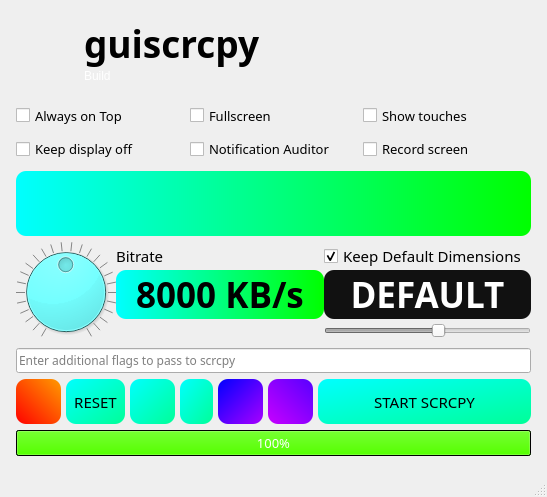
This is guiscrcpy/ui/mainwindow.ui in srevinsaju/guiscrcpy as Qt 5 draws it before an edit. The edited form follows.
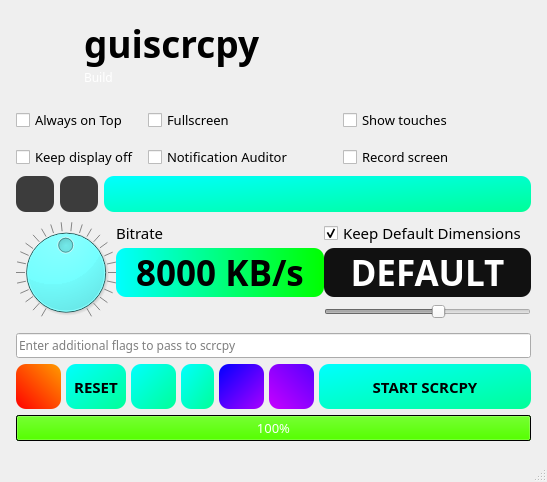
This is the edited form. Icons and pictures are not drawn.

```diff
--- a/guiscrcpy/ui/mainwindow.ui
+++ b/guiscrcpy/ui/mainwindow.ui
@@ -7,7 +7,7 @@
     <x>0</x>
     <y>0</y>
     <width>547</width>
-    <height>497</height>
+    <height>482</height>
    </rect>
   </property>
   <property name="sizePolicy">
@@ -41,75 +41,62 @@
             </string>
   </property>
   <property name="styleSheet">
-   <string notr="true">
-QPushButton {
-                        
+   <string notr="true">QPushButton {
 border-radius: 10px;
-					  
 	background-color: qlineargradient(spread:pad, x1:0, y1:0, x2:1, y2:1, stop:0 rgba(0, 255, 255, 255), stop:1 rgba(0, 255, 152, 255));
 color: rgb(0, 0, 0);
-                        
-                    }
-
+}
 QPushButton:pressed {
 border-radius: 10px;
-					  
 background-color: qlineargradient(spread:pad, x1:0, y1:0, x2:1, y2:1, stop:0 rgba(0, 255, 255, 255), stop:1 rgba(0, 255, 152, 255));
 color: rgb(0, 0, 0);
-                        }
+}
 .QPushButton:hover {
 border-radius: 10px;
-					  
 	background-color: qlineargradient(spread:pad, x1:0, y1:0, x2:1, y2:1, stop:0 rgba(0, 199, 199, 255), stop:1 rgba(0, 190, 113, 255));
 color: rgb(0, 0, 0);
-                        }
-
-
+ }
 .QPushButton#quit{
                         background-color: qlineargradient(spread:pad, x1:0, y1:1, x2:1, y2:0, stop:0 rgba(255, 0, 0, 255), stop:1 rgba(255, 155, 0, 255));
 color: rgb(0, 0, 0);
 border-radius: 10px;
-
-                        
-                    }
-
-.QPushButton#quit:hover{
-                        
+ }
+.QPushButton#quit:hover{             
 	background-color: qlineargradient(spread:pad, x1:0, y1:1, x2:1, y2:0, stop:0 rgba(172, 0, 0, 255), stop:1 rgba(175, 106, 0, 255));
 color: rgb(0, 0, 0);
 border-radius: 10px;
-
-                        
-                    }
+ }
 .QPushButton#usbaud{
 background-color: qlineargradient(spread:pad, x1:0, y1:0, x2:1, y2:1, stop:0 rgba(0, 0, 255, 255), stop:0.901961 rgba(152, 0, 255, 255));
 color: rgb(0, 0, 0);
 border-radius: 10px;
-
-                        
-                    }
-
+}
 .QPushButton#usbaud:hover{                        
 	background-color: qlineargradient(spread:pad, x1:0, y1:1, x2:1, y2:0, stop:0 rgba(172, 0, 0, 255), stop:1 rgba(175, 106, 0, 255));
 color: rgb(0, 0, 0);
 border-radius: 10px;
-
-                        
-                    }
+}
 .QPushButton#mapnow{
 background-color: qlineargradient(spread:pad, x1:0, y1:1, x2:1, y2:0, stop:0 rgba(253, 0, 255, 255), stop:0.990196 rgba(88, 0, 255, 255));
 color: rgb(0, 0, 0);
 border-radius: 10px;
-
-                        
-                    }
+ }
 .QPushButton#mapnow{
 background-color: qlineargradient(spread:pad, x1:0, y1:1, x2:1, y2:0, stop:0 rgba(199, 0, 255, 255), stop:0.990196 rgba(88, 0, 255, 255));
 color: rgb(0, 0, 0);
 border-radius: 10px;
+}
+.QPushButton#network_button{
+background-color: rgb(60, 60, 60);
+color: rgb(0, 0, 0);
+border-radius: 10px;	
+ }
 
-                        
-                    }
+.QPushButton#settings_button{
+background-color: rgb(60, 60, 60);
+color: rgb(0, 0, 0);
+border-radius: 10px;	
+ }
 
 </string>
   </property>
@@ -201,7 +188,7 @@
            </property>
            <property name="font">
             <font>
-             <family>Trebuchet MS</family>
+             <family>Titillium Web</family>
              <pointsize>28</pointsize>
              <weight>75</weight>
              <italic>false</italic>
@@ -229,6 +216,11 @@
              <verstretch>0</verstretch>
             </sizepolicy>
            </property>
+           <property name="font">
+            <font>
+             <family>Titillium Web</family>
+            </font>
+           </property>
            <property name="styleSheet">
             <string notr="true">color: rgb(255, 255, 255);</string>
            </property>
@@ -271,7 +263,129 @@
          <property name="verticalSpacing">
           <number>1</number>
          </property>
+         <item row="1" column="0" colspan="3">
+          <widget class="QCheckBox" name="displayForceOn">
+           <property name="sizePolicy">
+            <sizepolicy hsizetype="Expanding" vsizetype="Expanding">
+             <horstretch>0</horstretch>
+             <verstretch>0</verstretch>
+            </sizepolicy>
+           </property>
+           <property name="minimumSize">
+            <size>
+             <width>10</width>
+             <height>20</height>
+            </size>
+           </property>
+           <property name="font">
+            <font>
+             <family>Trebuchet MS</family>
+             <pointsize>10</pointsize>
+            </font>
+           </property>
+           <property name="toolTip">
+            <string>Use your computer screen as your android device's HD Display</string>
+           </property>
+           <property name="toolTipDuration">
+            <number>2</number>
+           </property>
+           <property name="text">
+            <string>Keep display off </string>
+           </property>
+           <property name="icon">
+            <iconset resource="rsrc.qrc">
+             <normaloff>:/icons/icons/bullseye.svg</normaloff>:/icons/icons/bullseye.svg</iconset>
+           </property>
+          </widget>
+         </item>
+         <item row="0" column="4">
+          <widget class="QCheckBox" name="showTouches">
+           <property name="sizePolicy">
+            <sizepolicy hsizetype="Expanding" vsizetype="Expanding">
+             <horstretch>0</horstretch>
+             <verstretch>0</verstretch>
+            </sizepolicy>
+           </property>
+           <property name="minimumSize">
+            <size>
+             <width>10</width>
+             <height>20</height>
+            </size>
+           </property>
+           <property name="font">
+            <font>
+             <family>Trebuchet MS</family>
+             <pointsize>10</pointsize>
+            </font>
+           </property>
+           <property name="text">
+            <string>Show touches</string>
+           </property>
+           <property name="icon">
+            <iconset resource="rsrc.qrc">
+             <normaloff>:/icons/icons/hand-finger-pointing-down.svg</normaloff>:/icons/icons/hand-finger-pointing-down.svg</iconset>
+           </property>
+          </widget>
+         </item>
+         <item row="2" column="0">
+          <widget class="QPushButton" name="network_button">
+           <property name="sizePolicy">
+            <sizepolicy hsizetype="Minimum" vsizetype="Expanding">
+             <horstretch>0</horstretch>
+             <verstretch>0</verstretch>
+            </sizepolicy>
+           </property>
+           <property name="toolTip">
+            <string>Launch Network Manager</string>
+           </property>
+           <property name="toolTipDuration">
+            <number>2</number>
+           </property>
+           <property name="text">
+            <string/>
+           </property>
+           <property name="icon">
+            <iconset resource="rsrc.qrc">
+             <normaloff>:/icons/icons/wifi.svg</normaloff>:/icons/icons/wifi.svg</iconset>
+           </property>
+          </widget>
+         </item>
          <item row="1" column="3">
+          <widget class="QCheckBox" name="notifChecker">
+           <property name="sizePolicy">
+            <sizepolicy hsizetype="Expanding" vsizetype="Expanding">
+             <horstretch>0</horstretch>
+             <verstretch>0</verstretch>
+            </sizepolicy>
+           </property>
+           <property name="minimumSize">
+            <size>
+             <width>10</width>
+             <height>20</height>
+            </size>
+           </property>
+           <property name="font">
+            <font>
+             <family>Trebuchet MS</family>
+             <pointsize>10</pointsize>
+            </font>
+           </property>
+           <property name="toolTip">
+            <string>Make guiscrcpy check for new notifications on your device. A status bar icon indicating new notifications will be visible. (Experimental)</string>
+           </property>
+           <property name="toolTipDuration">
+            <number>2</number>
+           </property>
+           <property name="text">
+            <string>Notification Auditor</string>
+           </property>
+           <property name="icon">
+            <iconset resource="rsrc.qrc">
+             <normaloff>:/icons/icons/bell-musical-tool.svg</normaloff>:/icons/icons/bell-musical-tool.svg</iconset>
+           </property>
+          </widget>
+         </item>
+         <item row="1" column="4">
           <widget class="QCheckBox" name="recScui">
            <property name="enabled">
             <bool>true</bool>
@@ -315,8 +429,21 @@
            </property>
           </widget>
          </item>
+         <item row="2" column="2" colspan="3">
+          <widget class="QPushButton" name="runningNot">
+           <property name="sizePolicy">
+            <sizepolicy hsizetype="Expanding" vsizetype="Expanding">
+             <horstretch>0</horstretch>
+             <verstretch>0</verstretch>
+            </sizepolicy>
+           </property>
+           <property name="text">
+            <string/>
+           </property>
+          </widget>
+         </item>
          <item row="0" column="3">
-          <widget class="QCheckBox" name="showTouches">
+          <widget class="QCheckBox" name="fullscreen">
            <property name="sizePolicy">
             <sizepolicy hsizetype="Expanding" vsizetype="Expanding">
              <horstretch>0</horstretch>
@@ -336,15 +463,15 @@
             </font>
            </property>
            <property name="text">
-            <string>Show touches</string>
+            <string>Fullscreen</string>
            </property>
            <property name="icon">
             <iconset resource="rsrc.qrc">
-             <normaloff>:/icons/icons/hand-finger-pointing-down.svg</normaloff>:/icons/icons/hand-finger-pointing-down.svg</iconset>
+             <normaloff>:/icons/icons/increase-size-option.svg</normaloff>:/icons/icons/increase-size-option.svg</iconset>
            </property>
           </widget>
          </item>
-         <item row="0" column="0">
+         <item row="0" column="0" colspan="3">
           <widget class="QCheckBox" name="aotop">
            <property name="sizePolicy">
             <sizepolicy hsizetype="Expanding" vsizetype="Expanding">
@@ -379,141 +506,32 @@
            </property>
           </widget>
          </item>
-         <item row="1" column="2">
-          <widget class="QCheckBox" name="notifChecker">
+         <item row="2" column="1">
+          <widget class="QPushButton" name="settings_button">
            <property name="sizePolicy">
-            <sizepolicy hsizetype="Expanding" vsizetype="Expanding">
+            <sizepolicy hsizetype="Minimum" vsizetype="Expanding">
              <horstretch>0</horstretch>
              <verstretch>0</verstretch>
             </sizepolicy>
            </property>
-           <property name="minimumSize">
-            <size>
-             <width>10</width>
-             <height>20</height>
-            </size>
-           </property>
-           <property name="font">
-            <font>
-             <family>Trebuchet MS</family>
-             <pointsize>10</pointsize>
-            </font>
-           </property>
-           <property name="toolTip">
-            <string>Make guiscrcpy check for new notifications on your device. A status bar icon indicating new notifications will be visible. (Experimental)</string>
-           </property>
-           <property name="toolTipDuration">
-            <number>2</number>
-           </property>
            <property name="text">
-            <string>Notification Auditor</string>
+            <string/>
            </property>
            <property name="icon">
             <iconset resource="rsrc.qrc">
-             <normaloff>:/icons/icons/bell-musical-tool.svg</normaloff>:/icons/icons/bell-musical-tool.svg</iconset>
-           </property>
-          </widget>
-         </item>
-         <item row="0" column="2">
-          <widget class="QCheckBox" name="fullscreen">
-           <property name="sizePolicy">
-            <sizepolicy hsizetype="Expanding" vsizetype="Expanding">
-             <horstretch>0</horstretch>
-             <verstretch>0</verstretch>
-            </sizepolicy>
-           </property>
-           <property name="minimumSize">
-            <size>
-             <width>10</width>
-             <height>20</height>
-            </size>
-           </property>
-           <property name="font">
-            <font>
-             <family>Trebuchet MS</family>
-             <pointsize>10</pointsize>
-            </font>
-           </property>
-           <property name="text">
-            <string>Fullscreen</string>
-           </property>
-           <property name="icon">
-            <iconset resource="rsrc.qrc">
-             <normaloff>:/icons/icons/increase-size-option.svg</normaloff>:/icons/icons/increase-size-option.svg</iconset>
-           </property>
-          </widget>
-         </item>
-         <item row="1" column="0">
-          <widget class="QCheckBox" name="displayForceOn">
-           <property name="sizePolicy">
-            <sizepolicy hsizetype="Expanding" vsizetype="Expanding">
-             <horstretch>0</horstretch>
-             <verstretch>0</verstretch>
-            </sizepolicy>
-           </property>
-           <property name="minimumSize">
-            <size>
-             <width>10</width>
-             <height>20</height>
-            </size>
-           </property>
-           <property name="font">
-            <font>
-             <family>Trebuchet MS</family>
-             <pointsize>10</pointsize>
-            </font>
-           </property>
-           <property name="toolTip">
-            <string>Use your computer screen as your android device's HD Display</string>
-           </property>
-           <property name="toolTipDuration">
-            <number>2</number>
-           </property>
-           <property name="text">
-            <string>Keep display off </string>
-           </property>
-           <property name="icon">
-            <iconset resource="rsrc.qrc">
-             <normaloff>:/icons/icons/bullseye.svg</normaloff>:/icons/icons/bullseye.svg</iconset>
+             <normaloff>:/icons/icons/gear.svg</normaloff>:/icons/icons/gear.svg</iconset>
            </property>
           </widget>
          </item>
         </layout>
        </item>
-       <item>
-        <widget class="QToolButton" name="runningNot">
-         <property name="sizePolicy">
-          <sizepolicy hsizetype="Expanding" vsizetype="Expanding">
-           <horstretch>0</horstretch>
-           <verstretch>0</verstretch>
-          </sizepolicy>
-         </property>
-         <property name="font">
-          <font>
-           <family>Trebuchet MS</family>
-           <pointsize>10</pointsize>
-          </font>
-         </property>
-         <property name="statusTip">
-          <string>Shows the status of the Scrcpy Daemon</string>
-         </property>
-         <property name="styleSheet">
-          <string notr="true">background-color: qlineargradient(spread:pad, x1:0, y1:0, x2:1, y2:0, stop:0 rgba(0, 255, 255, 255), stop:1 rgba(0, 255, 0, 255));
-border-radius: 10px;
-color: rgb(0, 0, 0)</string>
-         </property>
-         <property name="text">
-          <string/>
-         </property>
-        </widget>
-       </item>
        <item>
         <layout class="QGridLayout" name="gridLayout_3">
          <property name="spacing">
           <number>0</number>
          </property>
-         <item row="0" column="1">
-          <widget class="QLabel" name="label">
+         <item row="1" column="1">
+          <widget class="QLabel" name="bitrateText">
            <property name="sizePolicy">
             <sizepolicy hsizetype="Expanding" vsizetype="Expanding">
              <horstretch>0</horstretch>
@@ -522,37 +540,32 @@
            </property>
            <property name="font">
             <font>
-             <family>Trebuchet MS</family>
-             <pointsize>11</pointsize>
+             <family>Titillium Web</family>
+             <pointsize>26</pointsize>
+             <weight>75</weight>
+             <bold>true</bold>
             </font>
            </property>
-           <property name="text">
-            <string>Bitrate</string>
+           <property name="statusTip">
+            <string/>
            </property>
-          </widget>
-         </item>
-         <item row="0" column="2">
-          <widget class="QCheckBox" name="dimensionDefaultCheckbox">
-           <property name="sizePolicy">
-            <sizepolicy hsizetype="Expanding" vsizetype="Fixed">
-             <horstretch>0</horstretch>
-             <verstretch>0</verstretch>
-            </sizepolicy>
+           <property name="styleSheet">
+            <string notr="true">color: rgb(0, 0, 0);
+border-radius: 10px;
+
+background-color: qlineargradient(spread:pad, x1:0, y1:0, x2:1, y2:0, stop:0 rgba(0, 255, 255, 255), stop:1 rgba(0, 255, 0, 255));</string>
            </property>
-           <property name="font">
-            <font>
-             <family>Trebuchet MS</family>
-             <pointsize>11</pointsize>
-             <weight>50</weight>
-             <italic>false</italic>
-             <bold>false</bold>
-            </font>
-           </property>
            <property name="text">
-            <string>Keep Default Dimensions</string>
+            <string>8000 KB/s</string>
            </property>
-           <property name="checked">
-            <bool>true</bool>
+           <property name="textFormat">
+            <enum>Qt::AutoText</enum>
+           </property>
+           <property name="alignment">
+            <set>Qt::AlignCenter</set>
+           </property>
+           <property name="margin">
+            <number>8</number>
            </property>
           </widget>
          </item>
@@ -584,51 +597,6 @@
            </property>
           </widget>
          </item>
-         <item row="1" column="2">
-          <widget class="QLabel" name="dimensionText">
-           <property name="sizePolicy">
-            <sizepolicy hsizetype="Expanding" vsizetype="Expanding">
-             <horstretch>0</horstretch>
-             <verstretch>0</verstretch>
-            </sizepolicy>
-           </property>
-           <property name="font">
-            <font>
-             <family>Trebuchet MS</family>
-             <pointsize>26</pointsize>
-             <weight>75</weight>
-             <bold>true</bold>
-            </font>
-           </property>
-           <property name="toolTip">
-            <string>Change device dimensions. scrcpy has some rendering problems upon changing dimensions</string>
-           </property>
-           <property name="toolTipDuration">
-            <number>2</number>
-           </property>
-           <property name="statusTip">
-            <string/>
-           </property>
-           <property name="styleSheet">
-            <string notr="true">color: rgb(255, 255, 255);
-background-color: rgb(17, 17, 17);
-border-radius: 10px;
-</string>
-           </property>
-           <property name="text">
-            <string>DEFAULT</string>
-           </property>
-           <property name="textFormat">
-            <enum>Qt::AutoText</enum>
-           </property>
-           <property name="alignment">
-            <set>Qt::AlignCenter</set>
-           </property>
-           <property name="margin">
-            <number>8</number>
-           </property>
-          </widget>
-         </item>
          <item row="0" column="0" rowspan="3">
           <widget class="QDial" name="dial">
            <property name="sizePolicy">
@@ -695,8 +663,8 @@
            </property>
           </widget>
          </item>
-         <item row="1" column="1">
-          <widget class="QLabel" name="bitrateText">
+         <item row="0" column="1">
+          <widget class="QLabel" name="label">
            <property name="sizePolicy">
             <sizepolicy hsizetype="Expanding" vsizetype="Expanding">
              <horstretch>0</horstretch>
@@ -706,22 +674,72 @@
            <property name="font">
             <font>
              <family>Trebuchet MS</family>
+             <pointsize>11</pointsize>
+            </font>
+           </property>
+           <property name="text">
+            <string>Bitrate</string>
+           </property>
+          </widget>
+         </item>
+         <item row="0" column="2">
+          <widget class="QCheckBox" name="dimensionDefaultCheckbox">
+           <property name="sizePolicy">
+            <sizepolicy hsizetype="Expanding" vsizetype="Fixed">
+             <horstretch>0</horstretch>
+             <verstretch>0</verstretch>
+            </sizepolicy>
+           </property>
+           <property name="font">
+            <font>
+             <family>Trebuchet MS</family>
+             <pointsize>11</pointsize>
+             <weight>50</weight>
+             <italic>false</italic>
+             <bold>false</bold>
+            </font>
+           </property>
+           <property name="text">
+            <string>Keep Default Dimensions</string>
+           </property>
+           <property name="checked">
+            <bool>true</bool>
+           </property>
+          </widget>
+         </item>
+         <item row="1" column="2">
+          <widget class="QLabel" name="dimensionText">
+           <property name="sizePolicy">
+            <sizepolicy hsizetype="Expanding" vsizetype="Expanding">
+             <horstretch>0</horstretch>
+             <verstretch>0</verstretch>
+            </sizepolicy>
+           </property>
+           <property name="font">
+            <font>
+             <family>Titillium Web</family>
              <pointsize>26</pointsize>
              <weight>75</weight>
              <bold>true</bold>
             </font>
            </property>
+           <property name="toolTip">
+            <string>Change device dimensions. scrcpy has some rendering problems upon changing dimensions</string>
+           </property>
+           <property name="toolTipDuration">
+            <number>2</number>
+           </property>
            <property name="statusTip">
             <string/>
            </property>
            <property name="styleSheet">
-            <string notr="true">color: rgb(0, 0, 0);
+            <string notr="true">color: rgb(255, 255, 255);
+background-color: rgb(17, 17, 17);
 border-radius: 10px;
-
-background-color: qlineargradient(spread:pad, x1:0, y1:0, x2:1, y2:0, stop:0 rgba(0, 255, 255, 255), stop:1 rgba(0, 255, 0, 255));</string>
+</string>
            </property>
            <property name="text">
-            <string>8000 KB/s</string>
+            <string>DEFAULT</string>
            </property>
            <property name="textFormat">
             <enum>Qt::AutoText</enum>
@@ -816,8 +834,10 @@
            </property>
            <property name="font">
             <font>
-             <family>Trebuchet MS</family>
+             <family>Titillium Web</family>
              <pointsize>11</pointsize>
+             <weight>75</weight>
+             <bold>true</bold>
             </font>
            </property>
            <property name="text">
@@ -954,8 +974,11 @@
            </property>
            <property name="font">
             <font>
-             <family>Trebuchet MS</family>
+             <family>Titillium Web</family>
              <pointsize>11</pointsize>
+             <weight>75</weight>
+             <italic>false</italic>
+             <bold>true</bold>
             </font>
            </property>
            <property name="statusTip">
```
Left out of the diff: 3 changed lines with no effect on the pictures.
